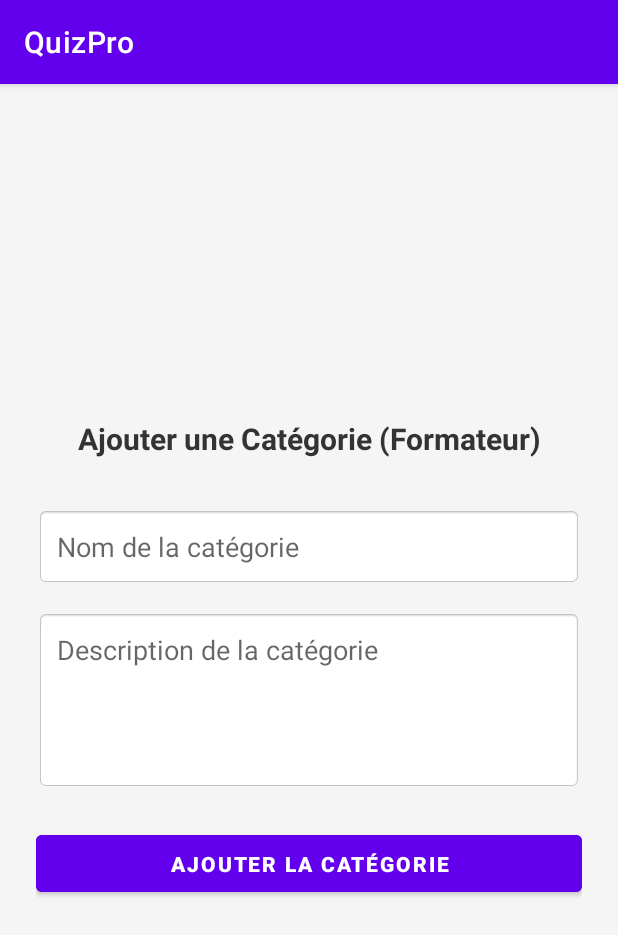
After one commit to baccarimehyar61-blip/Dsi3.2-DevMinds-QuizPro, an Android app: the AddCategoryActivity screen opened directly, with no data from a screen before it, on a phone screen of 412 x 824 dp. The commit adds this screen. Shown: the top 935 px of the screen. Run offline under Robolectric (Android 15) with nearby library versions, the phone set to English and light mode, and no system bars.

Commit message:
ajoute categorier /liste categorie

```diff
--- a/app/src/main/AndroidManifest.xml
+++ b/app/src/main/AndroidManifest.xml
@@ -9,6 +9,12 @@
         android:roundIcon="@mipmap/ic_launcher_round"
         android:supportsRtl="true"
         android:theme="@style/Theme.QuizPro">
+        <activity
+            android:name=".CategoryActivity"
+            android:exported="false" />
+        <activity
+            android:name=".AddCategoryActivity"
+            android:exported="false" />
         <activity
             android:name=".LoginActivity"
             android:exported="false" />
--- /dev/null
+++ b/app/src/main/java/isetb/tp2/quizpro/AddCategoryActivity.kt
@@ -0,0 +1,38 @@
+package isetb.tp2.quizpro
+
+
+
+import android.os.Bundle
+import android.widget.Button
+import android.widget.EditText
+import android.widget.Toast
+import androidx.appcompat.app.AppCompatActivity
+
+class AddCategoryActivity : AppCompatActivity() {
+
+    private lateinit var etName: EditText
+    private lateinit var etDescription: EditText
+    private lateinit var btnAdd: Button
+
+    override fun onCreate(savedInstanceState: Bundle?) {
+        super.onCreate(savedInstanceState)
+        setContentView(R.layout.activity_add_category)
+
+        etName = findViewById(R.id.etName)
+        etDescription = findViewById(R.id.etDescription)
+        btnAdd = findViewById(R.id.btnAdd)
+
+
+        btnAdd.setOnClickListener {
+            val name = etName.text.toString().trim()
+            val description = etDescription.text.toString().trim()
+
+
+            if (name.isNotEmpty() && description.isNotEmpty()) {
+                Toast.makeText(this, "Catégorie ajoutée avec succès (En attente)", Toast.LENGTH_SHORT).show()
+            } else {
+                Toast.makeText(this, "Veuillez remplir tous les champs !", Toast.LENGTH_SHORT).show()
+            }
+        }
+    }
+}
--- /dev/null
+++ b/app/src/main/res/layout/activity_add_category.xml
@@ -0,0 +1,52 @@
+<?xml version="1.0" encoding="utf-8"?>
+<LinearLayout xmlns:android="http://schemas.android.com/apk/res/android"
+    android:layout_width="match_parent"
+    android:layout_height="match_parent"
+    android:orientation="vertical"
+    android:padding="24dp"
+    android:gravity="center_vertical"
+    android:background="#F5F5F5">
+
+    <TextView
+        android:layout_width="match_parent"
+        android:layout_height="wrap_content"
+        android:text="Ajouter une Catégorie (Formateur)"
+        android:textSize="20sp"
+        android:textStyle="bold"
+        android:textColor="#333333"
+        android:gravity="center"
+        android:layout_marginBottom="32dp" />
+
+    <EditText
+        android:id="@+id/etName"
+        android:layout_width="match_parent"
+        android:layout_height="wrap_content"
+        android:hint="Nom de la catégorie"
+        android:inputType="text"
+        android:padding="14dp"
+        android:background="@android:drawable/editbox_background_normal"
+        android:layout_marginBottom="16dp" />
+
+
+    <EditText
+        android:id="@+id/etDescription"
+        android:layout_width="match_parent"
+        android:layout_height="120dp"
+        android:hint="Description de la catégorie"
+        android:gravity="top"
+        android:inputType="textMultiLine"
+        android:padding="14dp"
+        android:background="@android:drawable/editbox_background_normal"
+        android:layout_marginBottom="24dp" />
+
+
+    <Button
+        android:id="@+id/btnAdd"
+        android:layout_width="match_parent"
+        android:layout_height="50dp"
+        android:text="Ajouter la catégorie"
+        android:backgroundTint="#6200EE"
+        android:textColor="@android:color/white"
+        android:textStyle="bold" />
+
+</LinearLayout>
--- /dev/null
+++ b/app/src/main/res/values/ids.xml
@@ -0,0 +1,6 @@
+<?xml version="1.0" encoding="utf-8"?>
+<resources>
+    <item name="etName" type="id" />
+    <item name="etDescription" type="id" />
+    <item name="btnAdd" type="id" />
+</resources>
```
Also changed, not shown: app/src/main/java/isetb/tp2/quizpro/Category.kt (added, +8 -0 lines), app/src/main/java/isetb/tp2/quizpro/CategoryActivity.kt (added, +38 -0 lines), app/src/main/java/isetb/tp2/quizpro/CategoryAdapter.kt (added, +45 -0 lines), app/src/main/java/isetb/tp2/quizpro/MainActivity.kt (+15 -0 lines), app/src/main/res/layout/activity_category.xml (added, +18 -0 lines), app/src/main/res/layout/activity_category_adapter.xml (added, +72 -0 lines), app/src/main/res/layout/activity_main.xml (+20 -0 lines), app/src/main/res/layout/item_category.xml (added, +74 -0 lines).
